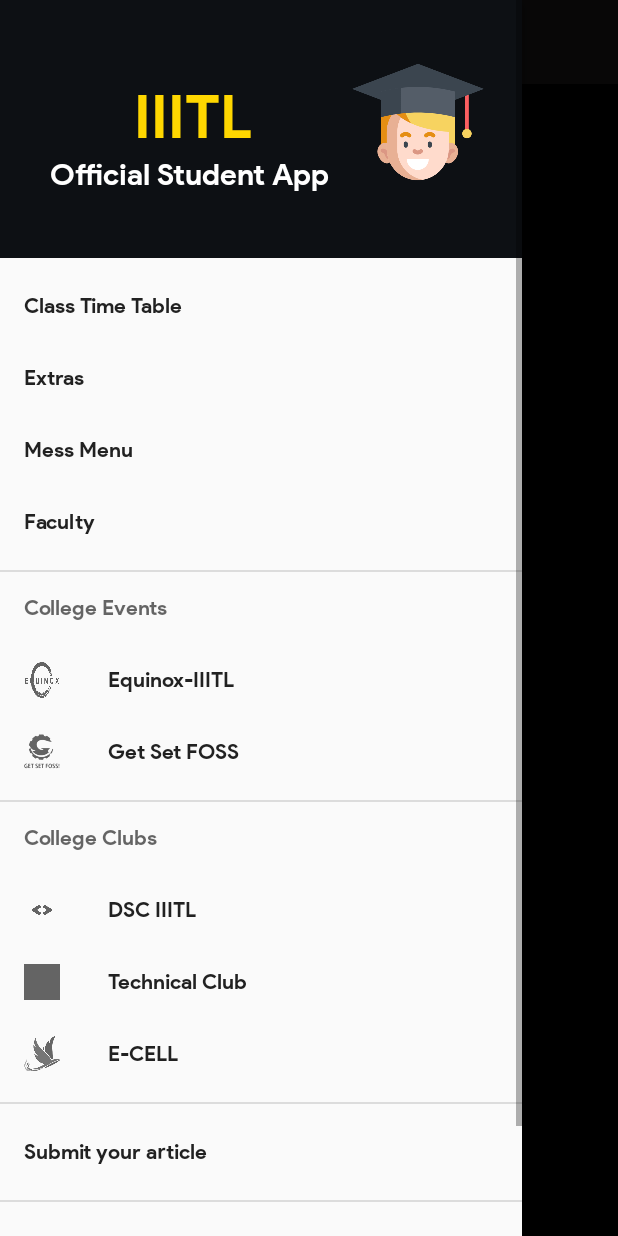
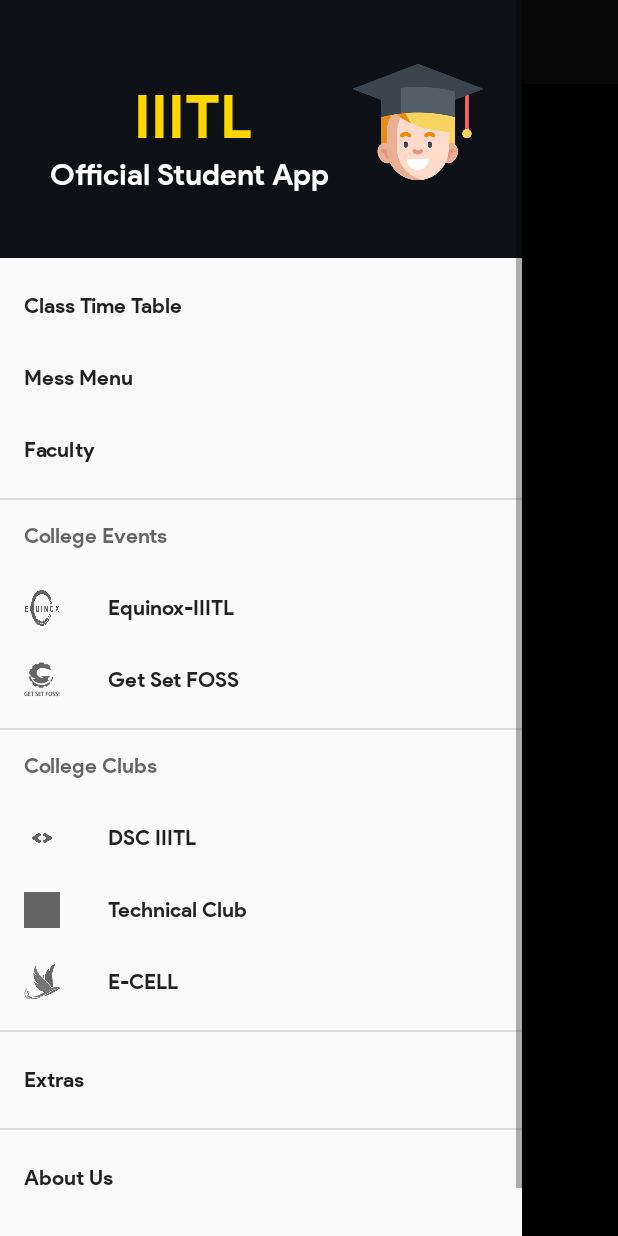
Before and after one commit to GOVINDDIXIT/IIITL-Student-APP, an Android app: the screen it shows after launch (Login), with the side drawer open, on a phone screen of 412 x 824 dp. Run offline under Robolectric (Android 15) with nearby library versions, the phone set to English and light mode, and no system bars; our stand-ins replace Firebase (no records; nobody signed in at launch, a user with empty details on screens opened directly); libraries missing offline, so code that uses them is left out: com.firebase.ui; 2 statements that could not run were skipped.

Commit message:
update mess menu remove article submission from drawer

```diff
--- a/app/src/main/res/menu/drawer_menu.xml
+++ b/app/src/main/res/menu/drawer_menu.xml
@@ -10,11 +10,7 @@
         </item>
 
 
-        <item
-            android:id="@+id/nav_extras"
-            android:title="Extras">
 
-        </item>
 
         <item
             android:id="@+id/nav_mess_menu"
@@ -76,8 +72,8 @@
         android:id="@+id/group3"
         android:checkableBehavior="single">
         <item
-            android:id="@+id/Submit_article"
-            android:title="Submit your article">
+            android:id="@+id/nav_extras"
+            android:title="Extras">
 
         </item>
     </group>
```
Also changed, not shown: app/src/main/java/govind/iiitl/app/MainActivity.java (+0 -16 lines), 1 other file.
